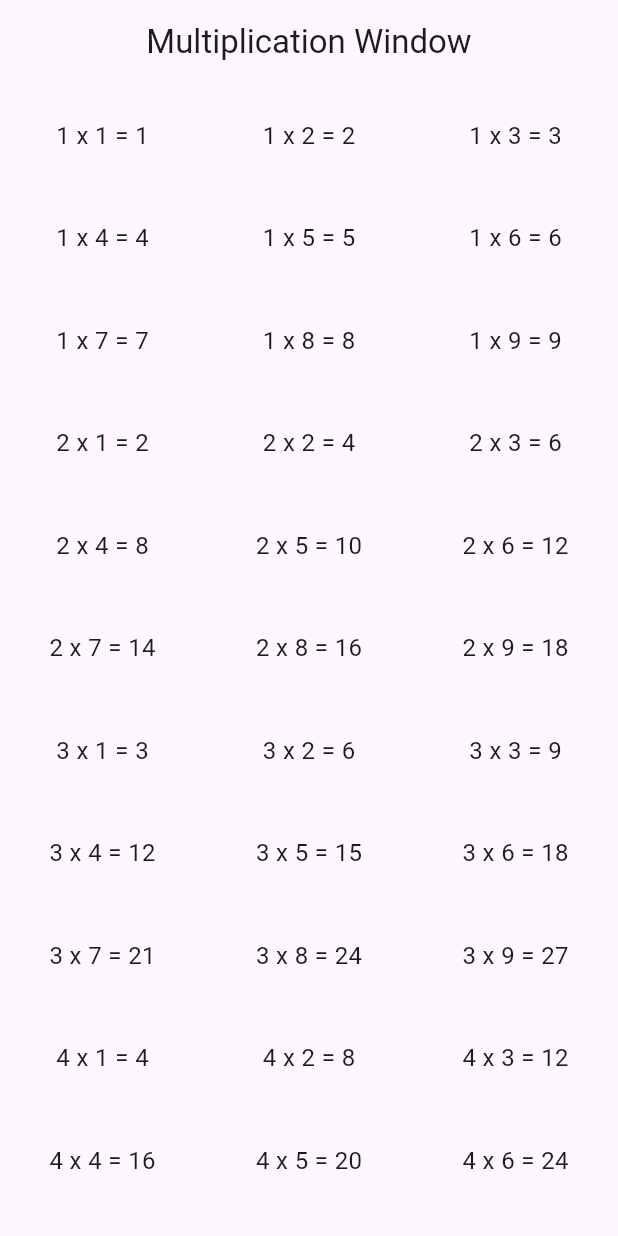
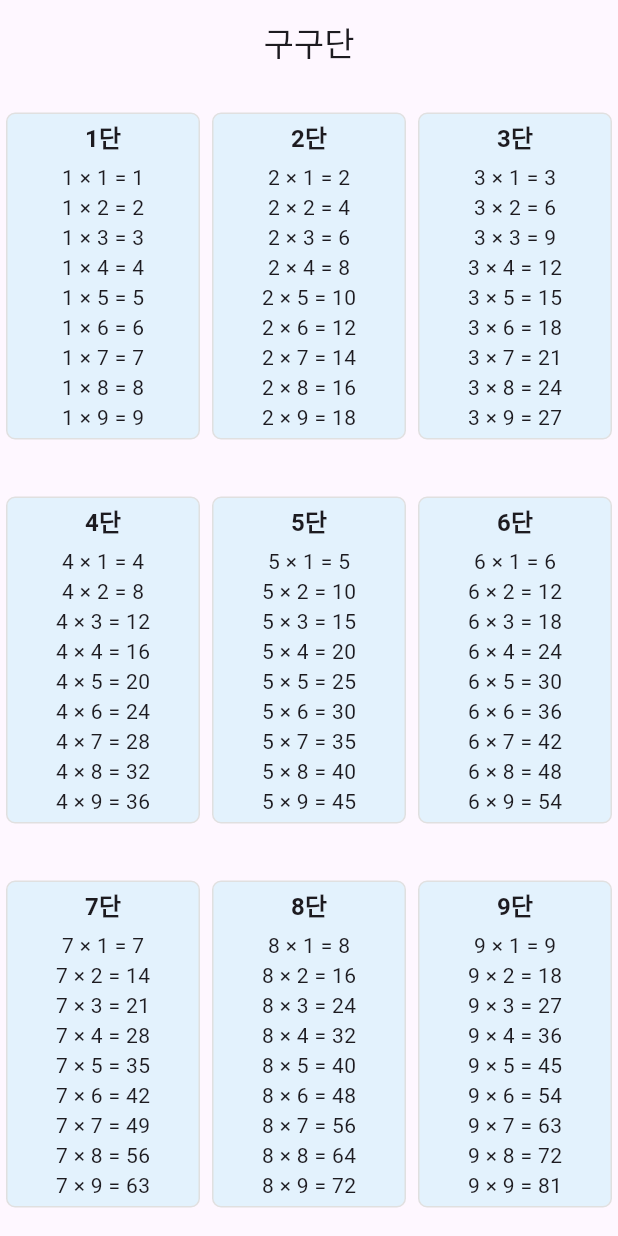
Before and after one commit to yjaewon1022/flutter-counter, a Flutter app: the screen it shows after launch, on a phone screen of 412 x 824 dp. Run offline on Flutter 3.47's test engine with Material 3 defaults, Android fonts, the phone set to English and light mode, and no system bars.

Commit message:
multiplication:

```diff
--- a/lib/main.dart
+++ b/lib/main.dart
@@ -1,41 +1,64 @@
 import 'package:flutter/material.dart';
 
 void main() {
-  runApp(MyApp());
+  runApp(GugudanApp());
 }
 
-class MyApp extends StatelessWidget {
+class GugudanApp extends StatelessWidget {
   @override
   Widget build(BuildContext context) {
-    // Appbar 센터 정렬
-    final appBar = AppBar(
-      title: const Text('Multiplication Window'),
-      centerTitle: true,
-    );
-
     return MaterialApp(
-      title: 'Multiplication Window',
+      title: '구구단',
       home: Scaffold(
-        appBar: appBar,
-        // body 부분에 1단 ~ 9단까지 구구단 출력 화면
-        // 1 x 1 = 1 부터 9 x 9 = 81까지
-        body: GridView.builder(
-          gridDelegate: const SliverGridDelegateWithFixedCrossAxisCount(
-            crossAxisCount: 3, // 3개의 열
-            childAspectRatio: 2, // 가로 세로 비율
-            crossAxisSpacing: 1.0, // 열 간격
+        appBar: AppBar(title: const Text('구구단'), centerTitle: true),
+        body: SafeArea(
+          child: Column(
+            children: List.generate(3, (rowIndex) {
+              return Expanded(
+                child: Row(
+                  children: List.generate(3, (colIndex) {
+                    int dan = rowIndex * 3 + colIndex + 1;
+                    return Expanded(
+                      child: Container(
+                        margin: const EdgeInsets.all(4),
+                        padding: const EdgeInsets.all(4),
+                        decoration: BoxDecoration(
+                          color: Colors.blue.shade50,
+                          border: Border.all(color: Colors.grey.shade300),
+                          borderRadius: BorderRadius.circular(6),
+                        ),
+                        child: FittedBox(
+                          fit: BoxFit.scaleDown,
+                          alignment: Alignment.center,
+                          child: Column(
+                            mainAxisSize: MainAxisSize.min,
+                            children: [
+                              Text(
+                                '$dan단',
+                                style: const TextStyle(
+                                  fontWeight: FontWeight.bold,
+                                  fontSize: 16,
+                                ),
+                              ),
+                              const SizedBox(height: 4),
+                              ...List.generate(9, (i) {
+                                int num = i + 1;
+                                return Text(
+                                  '$dan × $num = ${dan * num}',
+                                  style: const TextStyle(fontSize: 14),
+                                  textAlign: TextAlign.center,
+                                );
+                              }),
+                            ],
+                          ),
+                        ),
+                      ),
+                    );
+                  }),
+                ),
+              );
+            }),
           ),
-          itemCount: 81,
-          itemBuilder: (context, index) {
-            final row = index ~/ 9 + 1;
-            final col = index % 9 + 1;
-            return Center(
-              child: Text(
-                '$row x $col = ${row * col}',
-                style: const TextStyle(fontSize: 16),
-              ),
-            );
-          },
         ),
       ),
     );
```
